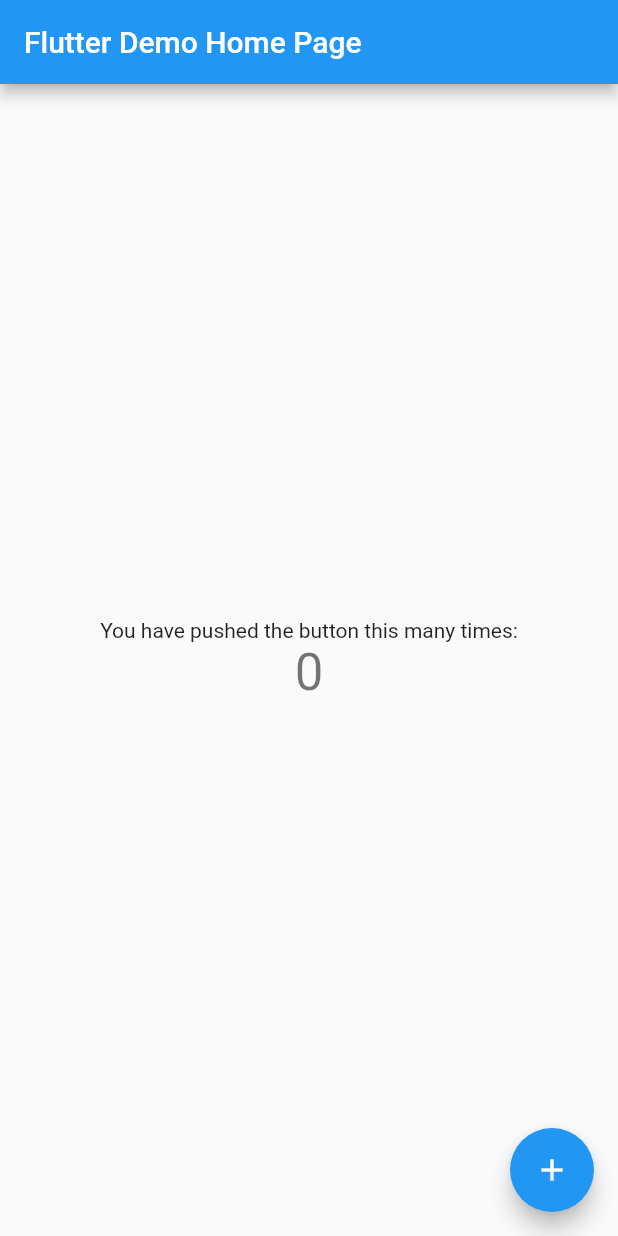
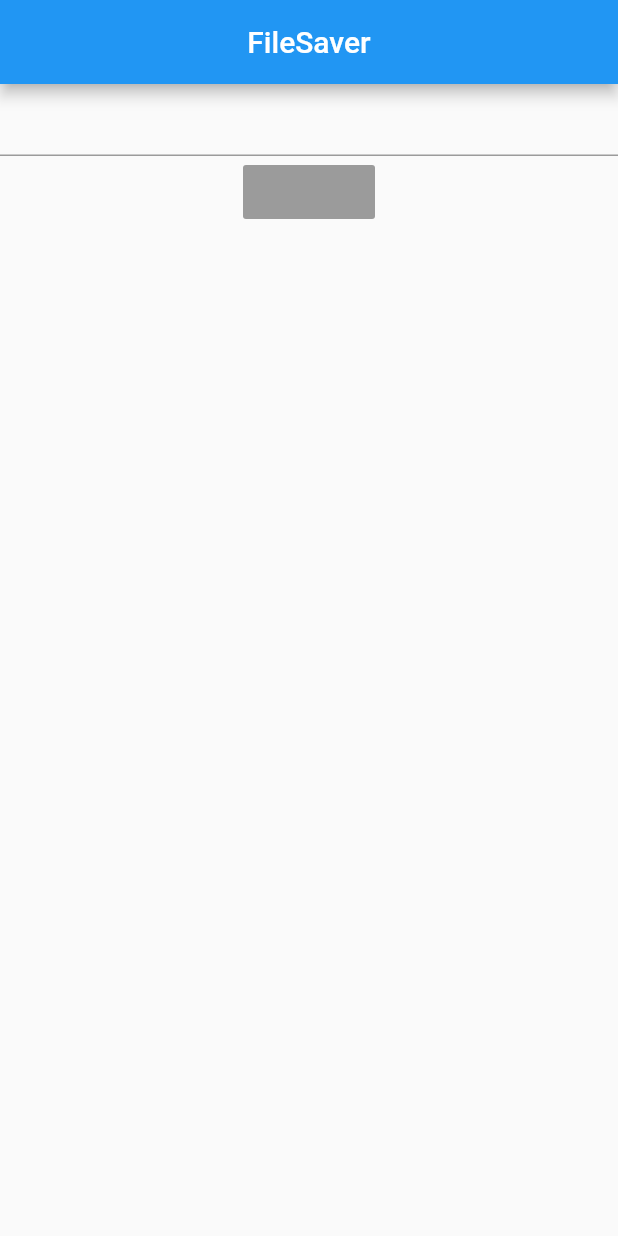
Before and after one commit to MahamedDucale/FileSaver, a Flutter app: the screen it shows after launch, on a phone screen of 412 x 824 dp. Run offline on Flutter 3.47's test engine with Material 2 defaults, Android fonts, the phone set to English and light mode, and no system bars; statements that could not run were skipped.

Commit message:
UI finished

```diff
--- a/lib/main.dart
+++ b/lib/main.dart
@@ -1,117 +1,41 @@
 import 'package:flutter/material.dart';
+import 'package:path_provider/path_provider.dart';
 
 void main() {
   runApp(MyApp());
 }
 
 class MyApp extends StatelessWidget {
-  // This widget is the root of your application.
   @override
   Widget build(BuildContext context) {
     return MaterialApp(
-      title: 'Flutter Demo',
-      theme: ThemeData(
-        // This is the theme of your application.
-        //
-        // Try running your application with "flutter run". You'll see the
-        // application has a blue toolbar. Then, without quitting the app, try
-        // changing the primarySwatch below to Colors.green and then invoke
-        // "hot reload" (press "r" in the console where you ran "flutter run",
-        // or simply save your changes to "hot reload" in a Flutter IDE).
-        // Notice that the counter didn't reset back to zero; the application
-        // is not restarted.
-        primarySwatch: Colors.blue,
-        // This makes the visual density adapt to the platform that you run
-        // the app on. For desktop platforms, the controls will be smaller and
-        // closer together (more dense) than on mobile platforms.
-        visualDensity: VisualDensity.adaptivePlatformDensity,
-      ),
-      home: MyHomePage(title: 'Flutter Demo Home Page'),
+      title: 'FileSaver',
+      home: MyHomePage(),
     );
   }
 }
 
 class MyHomePage extends StatefulWidget {
-  MyHomePage({Key key, this.title}) : super(key: key);
-
-  // This widget is the home page of your application. It is stateful, meaning
-  // that it has a State object (defined below) that contains fields that affect
-  // how it looks.
-
-  // This class is the configuration for the state. It holds the values (in this
-  // case the title) provided by the parent (in this case the App widget) and
-  // used by the build method of the State. Fields in a Widget subclass are
-  // always marked "final".
-
-  final String title;
-
+  MyHomePage({Key key}) : super(key: key);
   @override
   _MyHomePageState createState() => _MyHomePageState();
 }
 
 class _MyHomePageState extends State<MyHomePage> {
-  int _counter = 0;
-
-  void _incrementCounter() {
-    setState(() {
-      // This call to setState tells the Flutter framework that something has
-      // changed in this State, which causes it to rerun the build method below
-      // so that the display can reflect the updated values. If we changed
-      // _counter without calling setState(), then the build method would not be
-      // called again, and so nothing would appear to happen.
-      _counter++;
-    });
-  }
 
   @override
   Widget build(BuildContext context) {
-    // This method is rerun every time setState is called, for instance as done
-    // by the _incrementCounter method above.
-    //
-    // The Flutter framework has been optimized to make rerunning build methods
-    // fast, so that you can just rebuild anything that needs updating rather
-    // than having to individually change instances of widgets.
-    return Scaffold(
-      appBar: AppBar(
-        // Here we take the value from the MyHomePage object that was created by
-        // the App.build method, and use it to set our appbar title.
-        title: Text(widget.title),
-      ),
-      body: Center(
-        // Center is a layout widget. It takes a single child and positions it
-        // in the middle of the parent.
-        child: Column(
-          // Column is also a layout widget. It takes a list of children and
-          // arranges them vertically. By default, it sizes itself to fit its
-          // children horizontally, and tries to be as tall as its parent.
-          //
-          // Invoke "debug painting" (press "p" in the console, choose the
-          // "Toggle Debug Paint" action from the Flutter Inspector in Android
-          // Studio, or the "Toggle Debug Paint" command in Visual Studio Code)
-          // to see the wireframe for each widget.
-          //
-          // Column has various properties to control how it sizes itself and
-          // how it positions its children. Here we use mainAxisAlignment to
-          // center the children vertically; the main axis here is the vertical
-          // axis because Columns are vertical (the cross axis would be
-          // horizontal).
-          mainAxisAlignment: MainAxisAlignment.center,
+    return new Scaffold(
+      appBar: new AppBar(title: new Text("FileSaver"),centerTitle: true),
+      body: new Center(
+        child: new Column(
           children: <Widget>[
-            Text(
-              'You have pushed the button this many times:',
-            ),
-            Text(
-              '$_counter',
-              style: Theme.of(context).textTheme.headline4,
-            ),
-          ],
-        ),
-      ),
-      floatingActionButton: FloatingActionButton(
-        onPressed: _incrementCounter,
-        tooltip: 'Increment',
-        child: Icon(Icons.add),
-      ), // This trailing comma makes auto-formatting nicer for build methods.
+            new TextField(),
+            new RaisedButton(onPressed:
+            )
+          ]
+        )
+      )
     );
   }
 }
--- a/pubspec.yaml
+++ b/pubspec.yaml
@@ -21,6 +21,7 @@ environment:
   sdk: ">=2.7.0 <3.0.0"
 
 dependencies:
+  path_provider: ^1.6.14
   flutter:
     sdk: flutter
 
```
Also changed, not shown: pubspec.lock.
